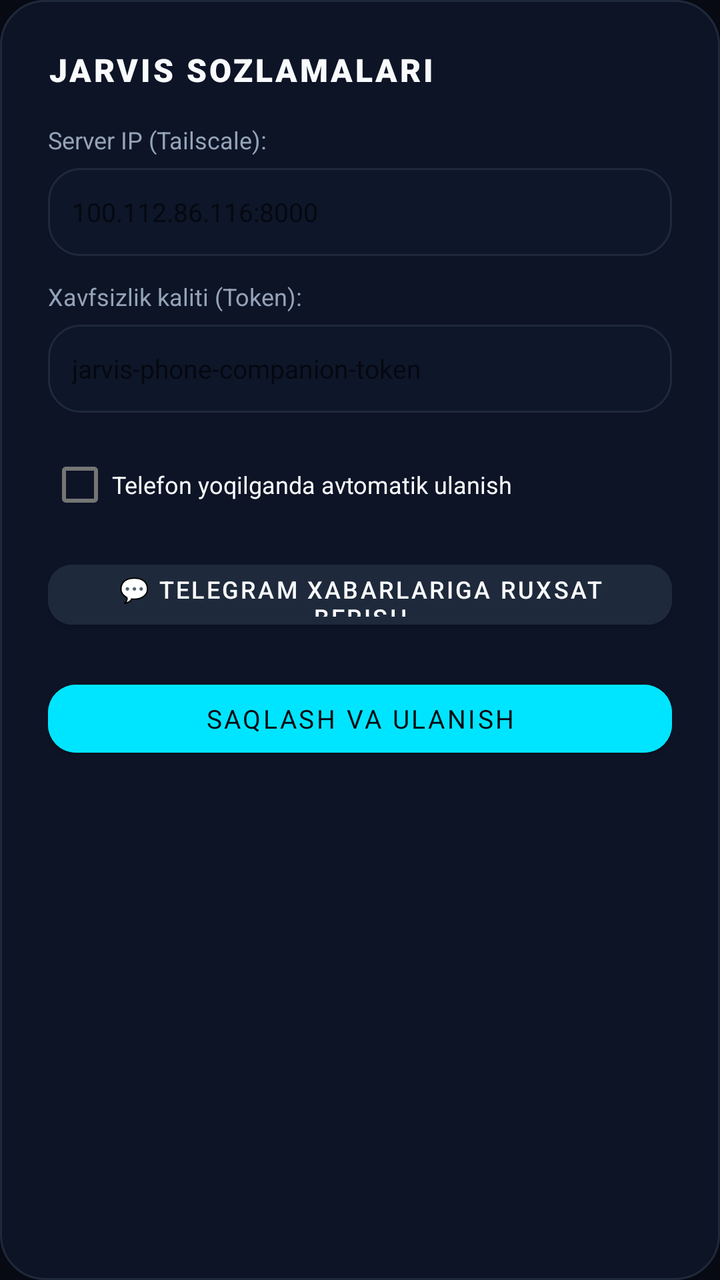
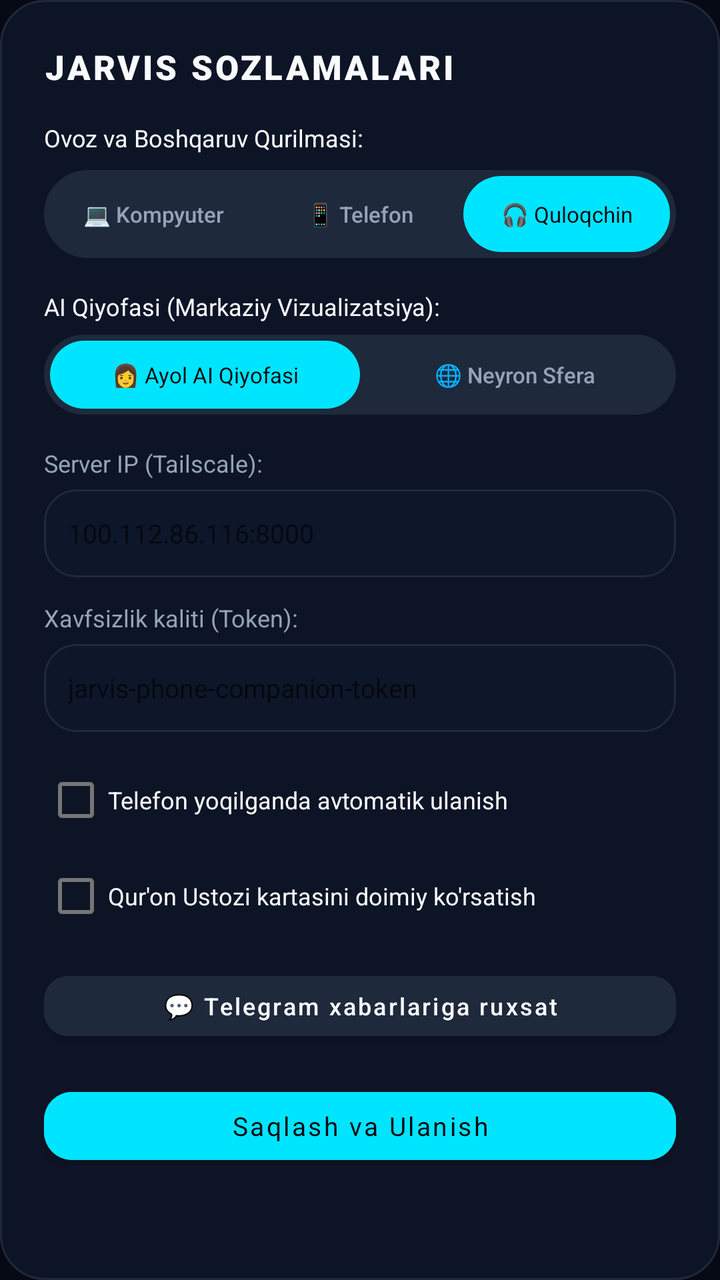

Before-and-after screenshots of an Android layout around one commit, followed by the original layout XML and the change that was made.
<!-- AndroidManifest.xml: application theme Theme.JarvisCompanion -->
<!-- res/layout/dialog_settings.xml -->
<?xml version="1.0" encoding="utf-8"?>
<LinearLayout xmlns:android="http://schemas.android.com/apk/res/android"
    xmlns:app="http://schemas.android.com/apk/res-auto"
    android:layout_width="match_parent"
    android:layout_height="wrap_content"
    android:background="@drawable/bg_ios_card"
    android:orientation="vertical"
    android:padding="24dp">

    <TextView
        android:layout_width="wrap_content"
        android:layout_height="wrap_content"
        android:fontFamily="sans-serif-black"
        android:letterSpacing="0.08"
        android:text="JARVIS SOZLAMALARI"
        android:textColor="@color/night_text_primary"
        android:textSize="16sp" />

    <TextView
        android:layout_width="wrap_content"
        android:layout_height="wrap_content"
        android:layout_marginTop="16dp"
        android:text="Server IP (Tailscale):"
        android:textColor="@color/night_text_secondary"
        android:textSize="12sp" />

    <EditText
        android:id="@+id/etDialogServer"
        android:layout_width="match_parent"
        android:layout_height="44dp"
        android:layout_marginTop="6dp"
        android:background="@drawable/bg_ios_action_chip"
        android:hint="100.112.86.116:8000"
        android:paddingStart="12dp"
        android:paddingEnd="12dp"
        android:textColor="@color/night_text_primary"
        android:textSize="13sp" />

    <TextView
        android:layout_width="wrap_content"
        android:layout_height="wrap_content"
        android:layout_marginTop="12dp"
        android:text="Xavfsizlik kaliti (Token):"
        android:textColor="@color/night_text_secondary"
        android:textSize="12sp" />

    <EditText
        android:id="@+id/etDialogToken"
        android:layout_width="match_parent"
        android:layout_height="44dp"
        android:layout_marginTop="6dp"
        android:background="@drawable/bg_ios_action_chip"
        android:hint="jarvis-phone-companion-token"
        android:paddingStart="12dp"
        android:paddingEnd="12dp"
        android:textColor="@color/night_text_primary"
        android:textSize="13sp" />

    <CheckBox
        android:id="@+id/cbDialogAutoStart"
        android:layout_width="wrap_content"
        android:layout_height="wrap_content"
        android:layout_marginTop="12dp"
        android:text="Telefon yoqilganda avtomatik ulanish"
        android:textColor="@color/night_text_primary"
        android:textSize="12sp" />

    <com.google.android.material.button.MaterialButton
        android:id="@+id/btnGrantNotificationAccess"
        android:layout_width="match_parent"
        android:layout_height="42dp"
        android:layout_marginTop="10dp"
        android:backgroundTint="@color/night_segment_bg"
        android:text="💬 Telegram xabarlariga ruxsat berish"
        android:textColor="@color/night_text_primary"
        android:textSize="12sp"
        app:cornerRadius="12dp"
        app:strokeColor="@color/night_card_border"
        app:strokeWidth="1dp" />

    <com.google.android.material.button.MaterialButton
        android:id="@+id/btnDialogSave"
        android:layout_width="match_parent"
        android:layout_height="46dp"
        android:layout_marginTop="18dp"
        android:backgroundTint="@color/jarvis_cyan"
        android:fontFamily="sans-serif-bold"
        android:text="Saqlash va Ulanish"
        android:textColor="#070A12"
        android:textSize="13sp"
        app:cornerRadius="14dp" />

</LinearLayout>
<!-- resources referenced by this layout -->
<resources>
  <color name="jarvis_cyan">#00E5FF</color>
  <color name="night_card_border">#1E293B</color>
  <color name="night_segment_bg">#1E293B</color>
  <color name="night_text_primary">#F8FAFC</color>
  <color name="night_text_secondary">#94A3B8</color>
  <!-- drawable bg_ios_action_chip (drawable) -->
  <?xml version="1.0" encoding="utf-8"?>
  <shape xmlns:android="http://schemas.android.com/apk/res/android"
      android:shape="rectangle">
      <corners android:radius="16dp" />
      <solid android:color="@color/night_card_glass" />
      <stroke
          android:width="1dp"
          android:color="@color/night_card_border" />
  </shape>
  <!-- drawable bg_ios_card (drawable) -->
  <?xml version="1.0" encoding="utf-8"?>
  <shape xmlns:android="http://schemas.android.com/apk/res/android"
      android:shape="rectangle">
      <corners android:radius="22dp" />
      <solid android:color="@color/night_card_glass" />
      <stroke
          android:width="1dp"
          android:color="@color/night_card_border" />
  </shape>
  <style name="Theme.JarvisCompanion" parent="Theme.MaterialComponents.DayNight.NoActionBar">
          <item name="colorPrimary">@color/jarvis_cyan</item>
          <item name="colorPrimaryVariant">@color/jarvis_dark_cyan</item>
          <item name="colorOnPrimary">#000000</item>
          <item name="colorSecondary">@color/jarvis_accent</item>
          <item name="android:statusBarColor">@color/jarvis_bg</item>
          <item name="android:windowBackground">@color/jarvis_bg</item>
      </style>
  <color name="night_card_glass">#D90F172A</color>
  <color name="jarvis_dark_cyan">#00838F</color>
  <color name="jarvis_accent">#10B981</color>
  <color name="jarvis_bg">#070A12</color>
</resources>

<!-- the commit's change to res/layout/dialog_settings.xml (unified diff, before → after) -->
@@ -1,93 +1,213 @@
 <?xml version="1.0" encoding="utf-8"?>
-<LinearLayout xmlns:android="http://schemas.android.com/apk/res/android"
+<ScrollView xmlns:android="http://schemas.android.com/apk/res/android"
     xmlns:app="http://schemas.android.com/apk/res-auto"
     android:layout_width="match_parent"
     android:layout_height="wrap_content"
     android:background="@drawable/bg_ios_card"
-    android:orientation="vertical"
-    android:padding="24dp">
-
-    <TextView
-        android:layout_width="wrap_content"
+    android:overScrollMode="never"
+    android:scrollbars="none">
+
+    <LinearLayout
+        android:layout_width="match_parent"
         android:layout_height="wrap_content"
-        android:fontFamily="sans-serif-black"
-        android:letterSpacing="0.08"
-        android:text="JARVIS SOZLAMALARI"
-        android:textColor="@color/night_text_primary"
-        android:textSize="16sp" />
-
-    <TextView
-        android:layout_width="wrap_content"
-        android:layout_height="wrap_content"
-        android:layout_marginTop="16dp"
-        android:text="Server IP (Tailscale):"
-        android:textColor="@color/night_text_secondary"
-        android:textSize="12sp" />
-
-    <EditText
-        android:id="@+id/etDialogServer"
-        android:layout_width="match_parent"
-        android:layout_height="44dp"
-        android:layout_marginTop="6dp"
-        android:background="@drawable/bg_ios_action_chip"
-        android:hint="100.112.86.116:8000"
-        android:paddingStart="12dp"
-        android:paddingEnd="12dp"
-        android:textColor="@color/night_text_primary"
-        android:textSize="13sp" />
-
-    <TextView
-        android:layout_width="wrap_content"
-        android:layout_height="wrap_content"
-        android:layout_marginTop="12dp"
-        android:text="Xavfsizlik kaliti (Token):"
-        android:textColor="@color/night_text_secondary"
-        android:textSize="12sp" />
-
-    <EditText
-        android:id="@+id/etDialogToken"
-        android:layout_width="match_parent"
-        android:layout_height="44dp"
-        android:layout_marginTop="6dp"
-        android:background="@drawable/bg_ios_action_chip"
-        android:hint="jarvis-phone-companion-token"
-        android:paddingStart="12dp"
-        android:paddingEnd="12dp"
-        android:textColor="@color/night_text_primary"
-        android:textSize="13sp" />
-
-    <CheckBox
-        android:id="@+id/cbDialogAutoStart"
-        android:layout_width="wrap_content"
-        android:layout_height="wrap_content"
-        android:layout_marginTop="12dp"
-        android:text="Telefon yoqilganda avtomatik ulanish"
-        android:textColor="@color/night_text_primary"
-        android:textSize="12sp" />
-
-    <com.google.android.material.button.MaterialButton
-        android:id="@+id/btnGrantNotificationAccess"
-        android:layout_width="match_parent"
-        android:layout_height="42dp"
-        android:layout_marginTop="10dp"
-        android:backgroundTint="@color/night_segment_bg"
-        android:text="💬 Telegram xabarlariga ruxsat berish"
-        android:textColor="@color/night_text_primary"
-        android:textSize="12sp"
-        app:cornerRadius="12dp"
-        app:strokeColor="@color/night_card_border"
-        app:strokeWidth="1dp" />
-
-    <com.google.android.material.button.MaterialButton
-        android:id="@+id/btnDialogSave"
-        android:layout_width="match_parent"
-        android:layout_height="46dp"
-        android:layout_marginTop="18dp"
-        android:backgroundTint="@color/jarvis_cyan"
-        android:fontFamily="sans-serif-bold"
-        android:text="Saqlash va Ulanish"
-        android:textColor="#070A12"
-        android:textSize="13sp"
-        app:cornerRadius="14dp" />
-
-</LinearLayout>
+        android:orientation="vertical"
+        android:padding="22dp">
+
+        <TextView
+            android:layout_width="wrap_content"
+            android:layout_height="wrap_content"
+            android:fontFamily="sans-serif-black"
+            android:letterSpacing="0.08"
+            android:text="JARVIS SOZLAMALARI"
+            android:textColor="@color/night_text_primary"
+            android:textSize="17sp" />
+
+        
+        <TextView
+            android:layout_width="wrap_content"
+            android:layout_height="wrap_content"
+            android:layout_marginTop="16dp"
+            android:fontFamily="sans-serif-bold"
+            android:text="Ovoz va Boshqaruv Qurilmasi:"
+            android:textColor="@color/night_text_primary"
+            android:textSize="12sp" />
+
+        <LinearLayout
+            android:id="@+id/dialogSegmentBar"
+            android:layout_width="match_parent"
+            android:layout_height="44dp"
+            android:layout_marginTop="8dp"
+            android:background="@drawable/bg_ios_segment_bar"
+            android:orientation="horizontal"
+            android:padding="3dp">
+
+            <TextView
+                android:id="@+id/btnDialogRoutePc"
+                android:layout_width="0dp"
+                android:layout_height="match_parent"
+                android:layout_weight="1"
+                android:gravity="center"
+                android:text="💻 Kompyuter"
+                android:textColor="@color/night_text_secondary"
+                android:textSize="11sp"
+                android:fontFamily="sans-serif-medium" />
+
+            <TextView
+                android:id="@+id/btnDialogRoutePhone"
+                android:layout_width="0dp"
+                android:layout_height="match_parent"
+                android:layout_weight="1"
+                android:gravity="center"
+                android:text="📱 Telefon"
+                android:textColor="@color/night_text_secondary"
+                android:textSize="11sp"
+                android:fontFamily="sans-serif-medium" />
+
+            <TextView
+                android:id="@+id/btnDialogRouteEarbuds"
+                android:layout_width="0dp"
+                android:layout_height="match_parent"
+                android:layout_weight="1"
+                android:background="@drawable/bg_ios_pill_active"
+                android:gravity="center"
+                android:text="🎧 Quloqchin"
+                android:textColor="@color/night_pill_active_text"
+                android:textSize="11sp"
+                android:fontFamily="sans-serif-bold" />
+        </LinearLayout>
+
+        
+        <TextView
+            android:layout_width="wrap_content"
+            android:layout_height="wrap_content"
+            android:layout_marginTop="16dp"
+            android:fontFamily="sans-serif-bold"
+            android:text="AI Qiyofasi (Markaziy Vizualizatsiya):"
+            android:textColor="@color/night_text_primary"
+            android:textSize="12sp" />
+
+        <LinearLayout
+            android:id="@+id/dialogPersonaBar"
+            android:layout_width="match_parent"
+            android:layout_height="40dp"
+            android:layout_marginTop="6dp"
+            android:background="@drawable/bg_ios_segment_bar"
+            android:orientation="horizontal"
+            android:padding="3dp">
+
+            <TextView
+                android:id="@+id/btnPersonaFemaleAi"
+                android:layout_width="0dp"
+                android:layout_height="match_parent"
+                android:layout_weight="1"
+                android:background="@drawable/bg_ios_pill_active"
+                android:gravity="center"
+                android:text="👩 Ayol AI Qiyofasi"
+                android:textColor="@color/night_pill_active_text"
+                android:textSize="11sp"
+                android:fontFamily="sans-serif-bold" />
+
+            <TextView
+                android:id="@+id/btnPersonaNeuralOrb"
+                android:layout_width="0dp"
+                android:layout_height="match_parent"
+                android:layout_weight="1"
+                android:gravity="center"
+                android:text="🌐 Neyron Sfera"
+                android:textColor="@color/night_text_secondary"
+                android:textSize="11sp"
+                android:fontFamily="sans-serif-medium" />
+        </LinearLayout>
+
+        
+        <TextView
+            android:layout_width="wrap_content"
+            android:layout_height="wrap_content"
+            android:layout_marginTop="16dp"
+            android:text="Server IP (Tailscale):"
+            android:textColor="@color/night_text_secondary"
+            android:textSize="12sp" />
+
+        <EditText
+            android:id="@+id/etDialogServer"
+            android:layout_width="match_parent"
+            android:layout_height="44dp"
+            android:layout_marginTop="5dp"
+            android:background="@drawable/bg_ios_action_chip"
+            android:hint="100.112.86.116:8000"
+            android:paddingStart="12dp"
+            android:paddingEnd="12dp"
+            android:textColor="@color/night_text_primary"
+            android:textSize="13sp" />
+
+        
+        <TextView
+            android:layout_width="wrap_content"
+            android:layout_height="wrap_content"
+            android:layout_marginTop="12dp"
+            android:text="Xavfsizlik kaliti (Token):"
+            android:textColor="@color/night_text_secondary"
+            android:textSize="12sp" />
+
+        <EditText
+            android:id="@+id/etDialogToken"
+            android:layout_width="match_parent"
+            android:layout_height="44dp"
+            android:layout_marginTop="5dp"
+            android:background="@drawable/bg_ios_action_chip"
+            android:hint="jarvis-phone-companion-token"
+            android:paddingStart="12dp"
+            android:paddingEnd="12dp"
+            android:textColor="@color/night_text_primary"
+            android:textSize="13sp" />
+
+        
+        <CheckBox
+            android:id="@+id/cbDialogAutoStart"
+            android:layout_width="wrap_content"
+            android:layout_height="wrap_content"
+            android:layout_marginTop="10dp"
+            android:text="Telefon yoqilganda avtomatik ulanish"
+            android:textColor="@color/night_text_primary"
+            android:textSize="12sp" />
+
+        
+        <CheckBox
+            android:id="@+id/cbDialogQuronAlways"
+            android:layout_width="wrap_content"
+            android:layout_height="wrap_content"
+            android:text="Qur'on Ustozi kartasini doimiy ko'rsatish"
+            android:textColor="@color/night_text_primary"
+            android:textSize="12sp" />
+
+        
+        <com.google.android.material.button.MaterialButton
+            android:id="@+id/btnGrantNotificationAccess"
+            android:layout_width="match_parent"
+            android:layout_height="42dp"
+            android:layout_marginTop="10dp"
+            android:backgroundTint="@color/night_segment_bg"
+            android:text="💬 Telegram xabarlariga ruxsat"
+            android:textAllCaps="false"
+            android:textColor="@color/night_text_primary"
+            android:textSize="12sp"
+            app:cornerRadius="12dp"
+            app:strokeColor="@color/night_card_border"
+            app:strokeWidth="1dp" />
+
+        
+        <com.google.android.material.button.MaterialButton
+            android:id="@+id/btnDialogSave"
+            android:layout_width="match_parent"
+            android:layout_height="46dp"
+            android:layout_marginTop="16dp"
+            android:backgroundTint="@color/jarvis_cyan"
+            android:fontFamily="sans-serif-bold"
+            android:text="Saqlash va Ulanish"
+            android:textAllCaps="false"
+            android:textColor="#070A12"
+            android:textSize="13sp"
+            app:cornerRadius="14dp" />
+
+    </LinearLayout>
+</ScrollView>
<!-- resource entries referenced after the edit -->
@@ -2,6 +2,7 @@
 <resources>
   <color name="jarvis_cyan">#00E5FF</color>
   <color name="night_card_border">#1E293B</color>
+  <color name="night_pill_active_text">#070A12</color>
   <color name="night_segment_bg">#1E293B</color>
   <color name="night_text_primary">#F8FAFC</color>
   <color name="night_text_secondary">#94A3B8</color>
@@ -25,6 +26,23 @@
           android:width="1dp"
           android:color="@color/night_card_border" />
   </shape>
+  <!-- drawable bg_ios_pill_active (drawable) -->
+  <?xml version="1.0" encoding="utf-8"?>
+  <shape xmlns:android="http://schemas.android.com/apk/res/android"
+      android:shape="rectangle">
+      <corners android:radius="20dp" />
+      <solid android:color="@color/jarvis_cyan" />
+  </shape>
+  <!-- drawable bg_ios_segment_bar (drawable) -->
+  <?xml version="1.0" encoding="utf-8"?>
+  <shape xmlns:android="http://schemas.android.com/apk/res/android"
+      android:shape="rectangle">
+      <corners android:radius="24dp" />
+      <solid android:color="@color/night_segment_bg" />
+      <stroke
+          android:width="1dp"
+          android:color="@color/night_card_border" />
+  </shape>
   <style name="Theme.JarvisCompanion" parent="Theme.MaterialComponents.DayNight.NoActionBar">
           <item name="colorPrimary">@color/jarvis_cyan</item>
           <item name="colorPrimaryVariant">@color/jarvis_dark_cyan</item>
